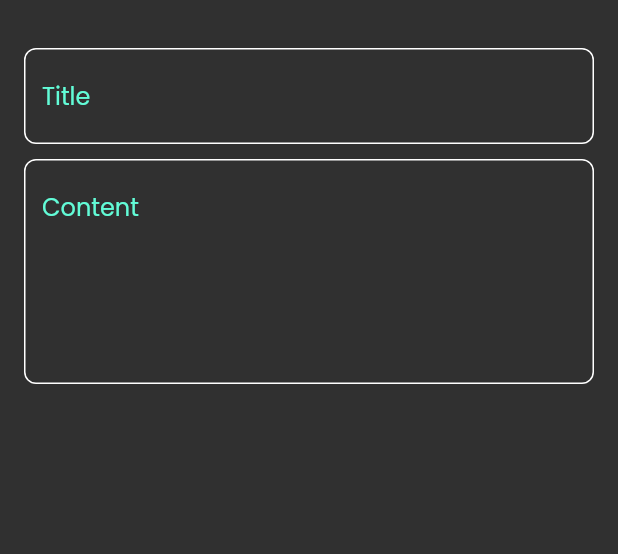
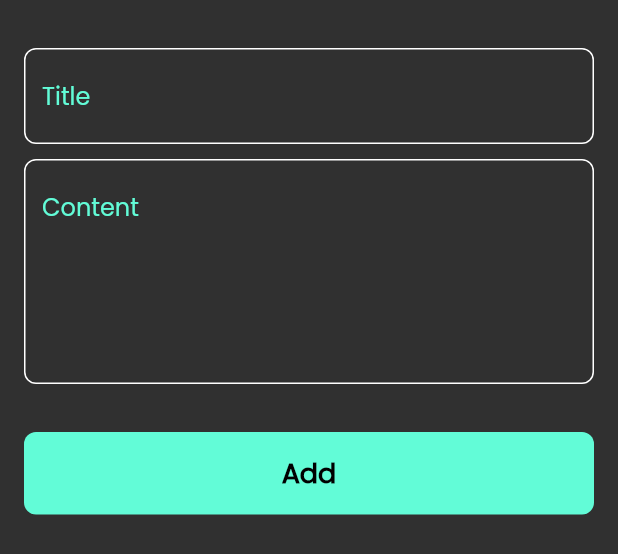
Before and after one commit to mohamedSalah1994/notes_app, a Flutter app: the AddNoteBottomSheet widget shown alone on an empty page, opened directly, on a phone screen of 412 x 824 dp. Shown: the top 554 px of the screen. Run offline on Flutter 3.47's test engine with Material 2 defaults, Android fonts, the phone set to English and light mode, and no system bars.

Commit message:
create custom button

```diff
--- a/lib/widgets/add_note_bottomsheet.dart
+++ b/lib/widgets/add_note_bottomsheet.dart
@@ -1,4 +1,5 @@
 import 'package:flutter/material.dart';
+import 'package:notes_app/widgets/custom_button.dart';
 import 'package:notes_app/widgets/custom_text_field.dart';
 
 class AddNoteBottomSheet extends StatelessWidget {
@@ -8,6 +9,7 @@ class AddNoteBottomSheet extends StatelessWidget {
   Widget build(BuildContext context) {
     return Padding(
       padding: const EdgeInsets.symmetric(horizontal: 16),
+      child: SingleChildScrollView(
         child: Column(
           children: const [
             SizedBox(
@@ -17,8 +19,12 @@ class AddNoteBottomSheet extends StatelessWidget {
               hint: 'Title',
             ),
             SizedBox(height: 10,),
-          CustomTextField(hint: 'Content' , maxLines: 5,)
+            CustomTextField(hint: 'Content' , maxLines: 5,),
+             SizedBox(height: 32,),
+             CustomButton(text: 'Add',),
+              SizedBox(height: 16,),
           ],
+        ),
       ),
     );
   }
--- /dev/null
+++ b/lib/widgets/custom_button.dart
@@ -0,0 +1,31 @@
+import 'package:flutter/cupertino.dart';
+import 'package:flutter/material.dart';
+import 'package:flutter/src/widgets/container.dart';
+import 'package:flutter/src/widgets/framework.dart';
+import 'package:notes_app/constants.dart';
+
+class CustomButton extends StatelessWidget {
+  const CustomButton({super.key, required this.text});
+  final String text;
+  @override
+  Widget build(BuildContext context) {
+    return Container(
+      width: MediaQuery.of(context).size.width,
+      height: 55,
+      decoration: BoxDecoration(
+        color: kPrimaryColor,
+        borderRadius: BorderRadius.circular(8),
+      ),
+      child: Center(
+        child: Text(
+          text,
+          style: TextStyle(
+            color: Colors.black,
+            fontSize: 18,
+            fontWeight: FontWeight.bold,
+          ),
+        ),
+      ),
+    );
+  }
+}
```
Lines whose indentation alone changed are shown as unchanged.
